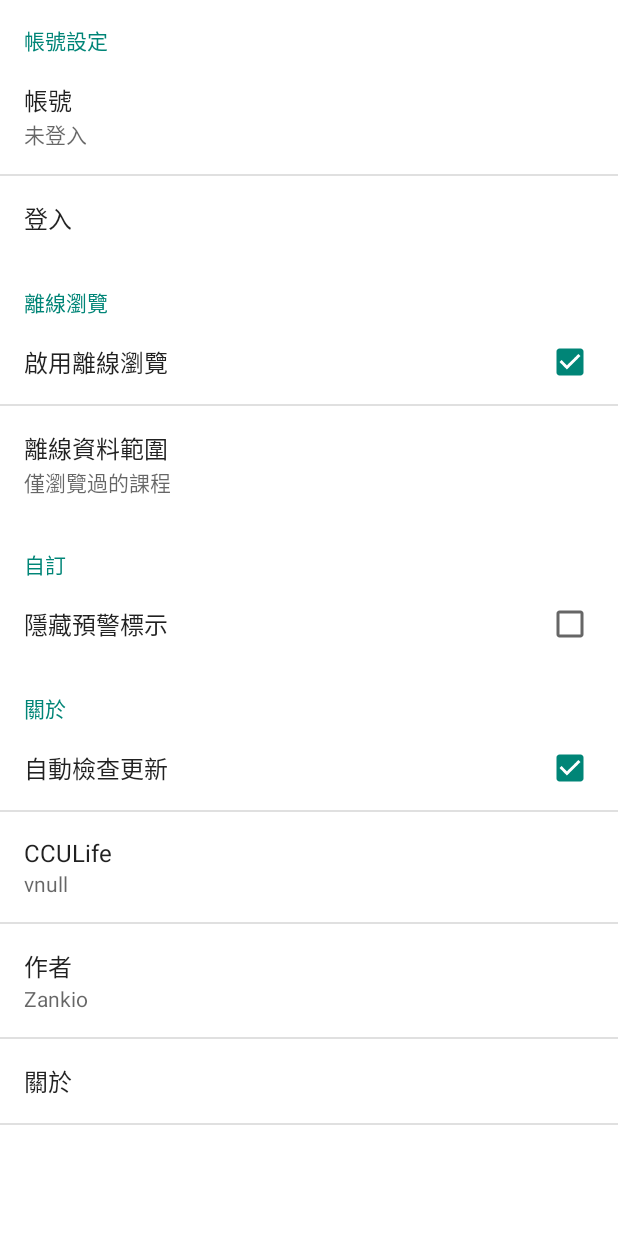
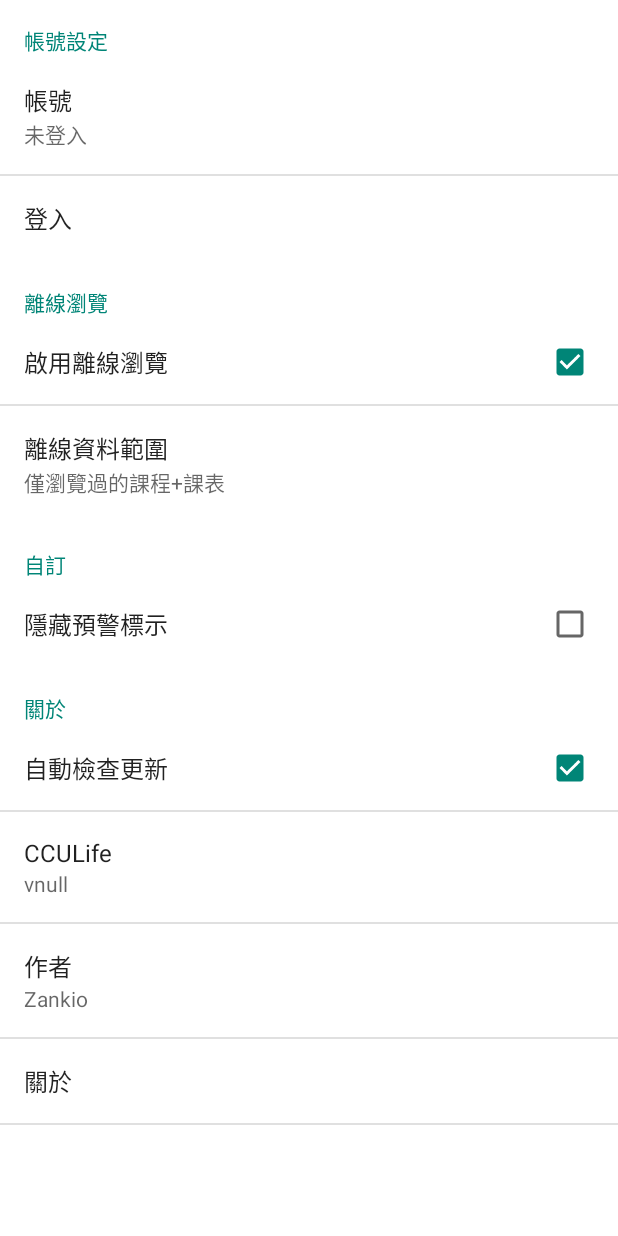
Before and after one commit to cculife/CCULife, an Android app: the SettingsActivity screen opened directly, with no data from a screen before it, on a phone screen of 412 x 824 dp. Run offline under Robolectric (Android 15) with nearby library versions, the phone set to English and light mode, and no system bars.

Commit message:
Update offline string

```diff
--- a/CCULife/src/main/res/values/strings_activity_settings.xml
+++ b/CCULife/src/main/res/values/strings_activity_settings.xml
@@ -13,7 +13,7 @@
     <string name="perf_title_offline_mode">離線資料範圍</string>
     <string-array name="perf_offline_mode_titles">
         <!-- <item>全部資料</item> -->
-        <item>僅瀏覽過的課程</item>
+        <item>僅瀏覽過的課程+課表</item>
         <item>僅瀏覽過的資料</item>
     </string-array>
     <string-array name="perf_offline_mode_values">
```
